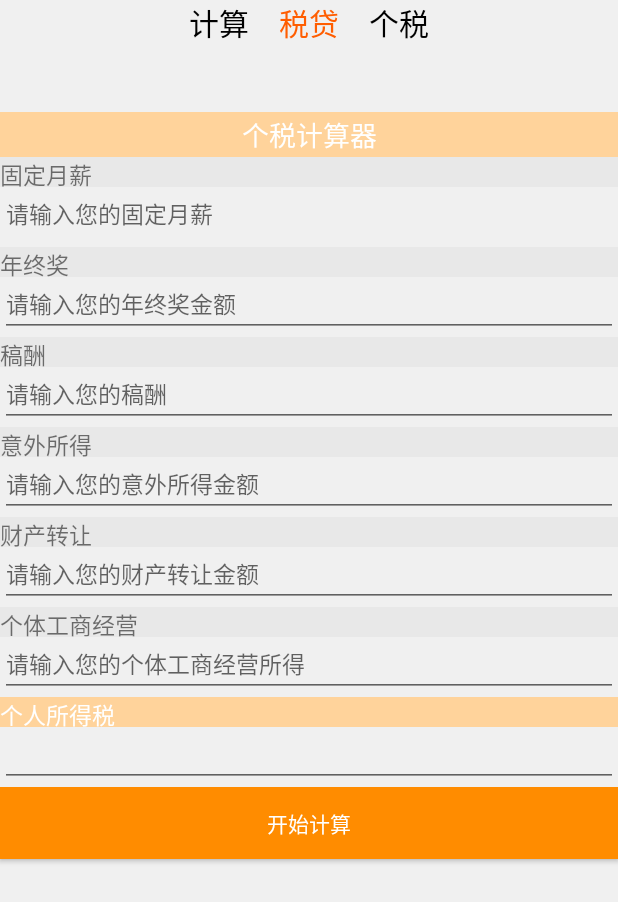
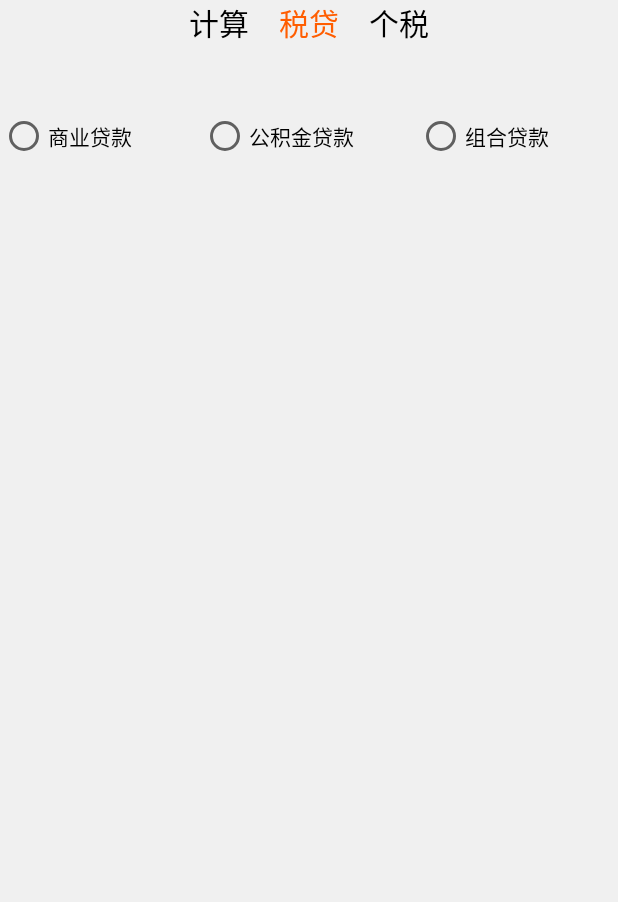
Before and after one commit to LsKiKi/SuperCalculator, an Android app: the screen it shows after launch (MainActivity), after a tap on "税贷", on a phone screen of 412 x 824 dp. Shown: the top 902 px of the screen. Run offline under Robolectric (Android 15) with nearby library versions, the phone set to English and light mode, and no system bars; 2 statements that could not run were skipped.

Commit message:
瞎提交

```diff
--- a/app/build.gradle
+++ b/app/build.gradle
@@ -29,4 +29,5 @@ dependencies {
     testImplementation 'junit:junit:4.12'
     androidTestImplementation 'com.android.support.test:runner:1.0.2'
     androidTestImplementation 'com.android.support.test.espresso:espresso-core:3.0.2'
+    implementation 'com.android.support:support-v4:28.0.0'
 }
--- a/app/src/main/java/com/whut/wlqk/superCalculator/MainActivity.java
+++ b/app/src/main/java/com/whut/wlqk/superCalculator/MainActivity.java
@@ -2,6 +2,7 @@ package com.whut.wlqk.superCalculator;
 
 import android.os.Bundle;
 import android.support.v4.app.Fragment;
+import android.support.v4.app.FragmentActivity;
 import android.support.v4.app.FragmentManager;
 import android.support.v4.app.FragmentPagerAdapter;
 import android.support.v4.view.ViewPager;
@@ -17,9 +18,9 @@ public class MainActivity extends AppCompatActivity implements View.OnClickListe
 
     private TextView item_jisuan, item_fangdai, item_shuidai;
     private ViewPager vp;
-    private Fragment1 oneFragment;
-    private Fragment2 twoFragment;
-    private Fragment3 threeFragment;
+    private simpleCalcul oneFragment;
+    private personCalcul twoFragment;
+    private hourseCalcul threeFragment;
     private List<Fragment> mFragmentList = new ArrayList<Fragment>();
     private FragmentAdapter  mFragmentAdapter;
 
@@ -73,9 +74,9 @@ public class MainActivity extends AppCompatActivity implements View.OnClickListe
         item_shuidai.setOnClickListener(this);
 
         vp = (ViewPager) findViewById(R.id.mainViewPager);
-        oneFragment = new Fragment1();
-        twoFragment = new Fragment2();
-        threeFragment = new Fragment3();
+        oneFragment = new simpleCalcul();
+        twoFragment = new personCalcul();
+        threeFragment = new hourseCalcul();
 
         //给FragmentList添加数据
         mFragmentList.add(oneFragment);
@@ -143,6 +144,4 @@ public class MainActivity extends AppCompatActivity implements View.OnClickListe
 
     }
 
-
-
 }
--- a/app/src/main/java/com/whut/wlqk/superCalculator/Fragment2.java
+++ b/app/src/main/java/com/whut/wlqk/superCalculator/business.java
@@ -7,8 +7,8 @@ import android.view.View;
 import android.view.ViewGroup;
 
 
-public class Fragment2 extends Fragment {
-    public Fragment2() {
+public class business extends Fragment {
+    public business() {
         // Required empty public constructor
     }
 
@@ -16,7 +16,7 @@ public class Fragment2 extends Fragment {
     @Override
     public View onCreateView(LayoutInflater inflater, ViewGroup container, Bundle savedInstanceState) {
         // Inflate the layout for this fragment
-        return inflater.inflate(R.layout.fragment2, container, false);
+        return inflater.inflate(R.layout.business, container, false);
     }
 
 }
--- a/app/src/main/java/com/whut/wlqk/superCalculator/Fragment3.java
+++ b/app/src/main/java/com/whut/wlqk/superCalculator/fund.java
@@ -7,8 +7,8 @@ import android.view.View;
 import android.view.ViewGroup;
 
 
-public class Fragment3 extends Fragment {
-    public Fragment3() {
+public class fund extends Fragment {
+    public fund() {
         // Required empty public constructor
     }
 
@@ -16,7 +16,7 @@ public class Fragment3 extends Fragment {
     @Override
     public View onCreateView(LayoutInflater inflater, ViewGroup container, Bundle savedInstanceState) {
         // Inflate the layout for this fragment
-        return inflater.inflate(R.layout.fragment3, container, false);
+        return inflater.inflate(R.layout.fund, container, false);
     }
 
 }
--- /dev/null
+++ b/app/src/main/java/com/whut/wlqk/superCalculator/personCalcul.java
@@ -0,0 +1,23 @@
+package com.whut.wlqk.superCalculator;
+
+import android.os.Bundle;
+import android.support.v4.app.Fragment;
+import android.support.v4.app.FragmentActivity;
+import android.view.LayoutInflater;
+import android.view.View;
+import android.view.ViewGroup;
+
+
+public class personCalcul extends Fragment {
+    public personCalcul() {
+        // Required empty public constructor
+    }
+
+
+    //@Override
+    public View onCreate(LayoutInflater inflater, ViewGroup container, Bundle savedInstanceState) {
+        // Inflate the layout for this fragment
+        return inflater.inflate(R.layout.personCalcul, container, false);
+    }
+
+}
--- /dev/null
+++ b/app/src/main/res/layout/business.xml
@@ -0,0 +1,6 @@
+<?xml version="1.0" encoding="utf-8"?>
+<android.support.constraint.ConstraintLayout
+    xmlns:android="http://schemas.android.com/apk/res/android" android:layout_width="match_parent"
+    android:layout_height="match_parent">
+
+</android.support.constraint.ConstraintLayout>
--- /dev/null
+++ b/app/src/main/res/layout/combination.xml
@@ -0,0 +1,6 @@
+<?xml version="1.0" encoding="utf-8"?>
+<android.support.constraint.ConstraintLayout
+    xmlns:android="http://schemas.android.com/apk/res/android" android:layout_width="match_parent"
+    android:layout_height="match_parent">
+
+</android.support.constraint.ConstraintLayout>
--- a/app/src/main/res/layout/fragment2.xml
+++ /dev/null
@@ -1,177 +0,0 @@
-<?xml version="1.0" encoding="utf-8"?>
-
-<LinearLayout xmlns:android="http://schemas.android.com/apk/res/android"
-    xmlns:tools="http://schemas.android.com/tools"
-    android:layout_width="match_parent"
-    android:layout_height="match_parent"
-    android:orientation="vertical" >
-
-    <TextView
-        android:id="@+id/text_View1"
-        android:layout_width="match_parent"
-        android:layout_height="30dp"
-        android:textColor="#FFFFFF"
-        android:background="#FFD39B"
-        android:gravity="center"
-        android:text="个税计算器"
-        android:textSize="18dp"
-        tools:ignore="DuplicateIds" />
-
-    <TextView
-        android:id="@+id/textView1"
-        android:layout_width="match_parent"
-        android:layout_height="20dp"
-        android:background="#E8E8E8"
-        android:gravity="center|left"
-        android:text="固定月薪"
-        android:textSize="15dp" />
-
-    <EditText
-        android:id="@+id/editText1"
-        android:layout_width="match_parent"
-        android:layout_height="40dp"
-        android:gravity="top|left"
-        android:textSize="15dp"
-        android:ems="10"
-        android:hint="请输入您的固定月薪" >
-    </EditText>
-
-
-    <TextView
-    android:id="@+id/textView2"
-    android:layout_width="match_parent"
-    android:layout_height="20dp"
-    android:background="#E8E8E8"
-    android:gravity="center|left"
-    android:text="年终奖"
-    android:textSize="15dp" />
-
-    <EditText
-        android:id="@+id/editText2"
-        android:layout_width="match_parent"
-        android:layout_height="40dp"
-        android:gravity="top|left"
-        android:textSize="15dp"
-        android:ems="10"
-        android:hint="请输入您的年终奖金额" >
-    </EditText>
-
-
-    <TextView
-        android:id="@+id/textView3"
-        android:layout_width="match_parent"
-        android:layout_height="20dp"
-        android:background="#E8E8E8"
-        android:gravity="center|left"
-        android:text="稿酬"
-        android:textSize="15dp" />
-
-    <EditText
-        android:id="@+id/editText3"
-        android:layout_width="match_parent"
-        android:layout_height="40dp"
-        android:gravity="top|left"
-        android:textSize="15dp"
-        android:ems="10"
-        android:hint="请输入您的稿酬" >
-    </EditText>
-
-
-    <TextView
-        android:id="@+id/textView4"
-        android:layout_width="match_parent"
-        android:layout_height="20dp"
-        android:background="#E8E8E8"
-        android:gravity="center|left"
-        android:text="意外所得"
-        android:textSize="15dp" />
-
-    <EditText
-        android:id="@+id/editText4"
-        android:layout_width="match_parent"
-        android:layout_height="40dp"
-        android:gravity="top|left"
-        android:textSize="15dp"
-        android:ems="10"
-        android:hint="请输入您的意外所得金额" >
-    </EditText>
-
-
-    <TextView
-        android:id="@+id/textView5"
-        android:layout_width="match_parent"
-        android:layout_height="20dp"
-        android:background="#E8E8E8"
-        android:gravity="center|left"
-        android:text="财产转让"
-        android:textSize="15dp" />
-
-    <EditText
-        android:id="@+id/editText5"
-        android:layout_width="match_parent"
-        android:layout_height="40dp"
-        android:gravity="top|left"
-        android:textSize="15dp"
-        android:ems="10"
-        android:hint="请输入您的财产转让金额" >
-    </EditText>
-
-
-    <TextView
-        android:id="@+id/textView6"
-        android:layout_width="match_parent"
-        android:layout_height="20dp"
-        android:background="#E8E8E8"
-        android:gravity="center|left"
-        android:text="个体工商经营"
-        android:textSize="15dp" />
-
-    <EditText
-        android:id="@+id/editText6"
-        android:layout_width="match_parent"
-        android:layout_height="40dp"
-        android:gravity="top|left"
-        android:textSize="15dp"
-        android:ems="10"
-        android:hint="请输入您的个体工商经营所得" >
-    </EditText>
-
-
-    <TextView
-        android:id="@+id/textView7"
-        android:layout_width="match_parent"
-        android:layout_height="20dp"
-        android:textColor="#FFFFFF"
-        android:background="#FFD39B"
-        android:gravity="center|left"
-        android:text="个人所得税"
-        android:textSize="15dp" />
-
-    <EditText
-        android:id="@+id/editText7"
-        android:layout_width="match_parent"
-        android:layout_height="40dp"
-        android:textColor="#EE4000"
-        android:gravity="top|left"
-        android:textSize="15dp"
-        android:ems="10"
-        android:hint="" >
-    </EditText>
-
-
-    <LinearLayout
-        android:layout_width="match_parent"
-        android:layout_height="match_parent"
-        android:orientation="vertical" >
-
-        <Button
-            android:id="@+id/button"
-            android:layout_width="match_parent"
-            android:layout_height="wrap_content"
-            android:textColor="#FFFFFF"
-            android:background="#FF8C00"
-            android:text="开始计算" />
-
-    </LinearLayout>
-
-</LinearLayout>
--- /dev/null
+++ b/app/src/main/res/layout/fund.xml
@@ -0,0 +1,6 @@
+<?xml version="1.0" encoding="utf-8"?>
+<android.support.constraint.ConstraintLayout
+    xmlns:android="http://schemas.android.com/apk/res/android" android:layout_width="match_parent"
+    android:layout_height="match_parent">
+
+</android.support.constraint.ConstraintLayout>
--- /dev/null
+++ b/app/src/main/res/layout/hourseCalcul.xml
@@ -0,0 +1,51 @@
+<?xml version="1.0" encoding="utf-8"?>
+<LinearLayout  xmlns:android="http://schemas.android.com/apk/res/android"
+    xmlns:tools="http://schemas.android.com/tools"
+    android:layout_width="match_parent"
+    android:layout_height="match_parent"
+    android:orientation="vertical" >
+
+
+    <FrameLayout
+        android:id="@+id/fragment_container"
+        android:layout_width="match_parent"
+        android:layout_height="0dp"
+        android:layout_weight="1">
+
+        <RadioGroup
+            android:id="@+id/tab_radio"
+            android:layout_width="match_parent"
+            android:layout_height="50dp"
+            android:orientation="horizontal">
+
+            <RadioButton
+                android:id="@+id/business"
+                android:layout_width="50dp"
+                android:layout_height="wrap_content"
+                android:layout_weight="1"
+                android:text="@string/business" />
+
+            <RadioButton
+                android:id="@+id/fund"
+                android:layout_width="60dp"
+                android:layout_height="wrap_content"
+                android:layout_weight="1"
+                android:text="@string/fund" />
+
+            <RadioButton
+                android:id="@+id/combination"
+                android:layout_width="50dp"
+                android:layout_height="wrap_content"
+                android:layout_weight="1"
+                android:text="@string/combination" />
+
+        </RadioGroup>
+    </FrameLayout>
+
+    <!--<android.support.v4.view.ViewPager
+        android:id="@+id/ViewPager"
+        android:layout_width="match_parent"
+        android:layout_height="0dp"
+        android:layout_weight="1"/>-->
+
+</LinearLayout>
--- a/app/src/main/res/values/strings.xml
+++ b/app/src/main/res/values/strings.xml
@@ -3,6 +3,9 @@
     <string name="jisuan">计算</string>
     <string name="fangdai">税贷</string>
     <string name="geshui">个税</string>
+    <string name="business">商业贷款</string>
+    <string name="fund">公积金贷款</string>
+    <string name="combination">组合贷款</string>
     <string name="AC">AC</string>
     <string name="Del">Del</string>
     <string name="per">%</string>
```
Also changed, not shown: app/src/main/java/com/whut/wlqk/superCalculator/ChangeActivity.java (added, +84 -0 lines), app/src/main/java/com/whut/wlqk/superCalculator/combination.java (added, +22 -0 lines), app/src/main/java/com/whut/wlqk/superCalculator/hourseCalcul.java (added, +117 -0 lines), app/src/main/res/layout/personCalcul.xml (renamed from app/src/main/res/layout/fragment3.xml, +88 -89 lines).
